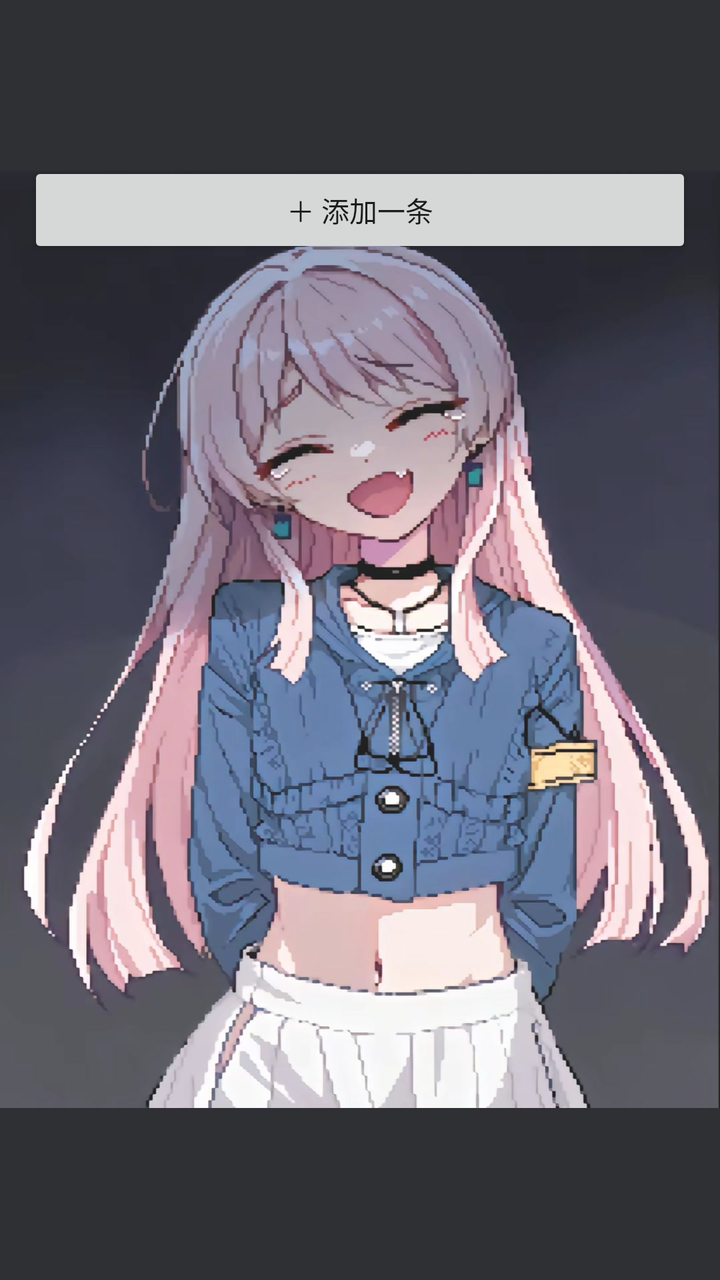
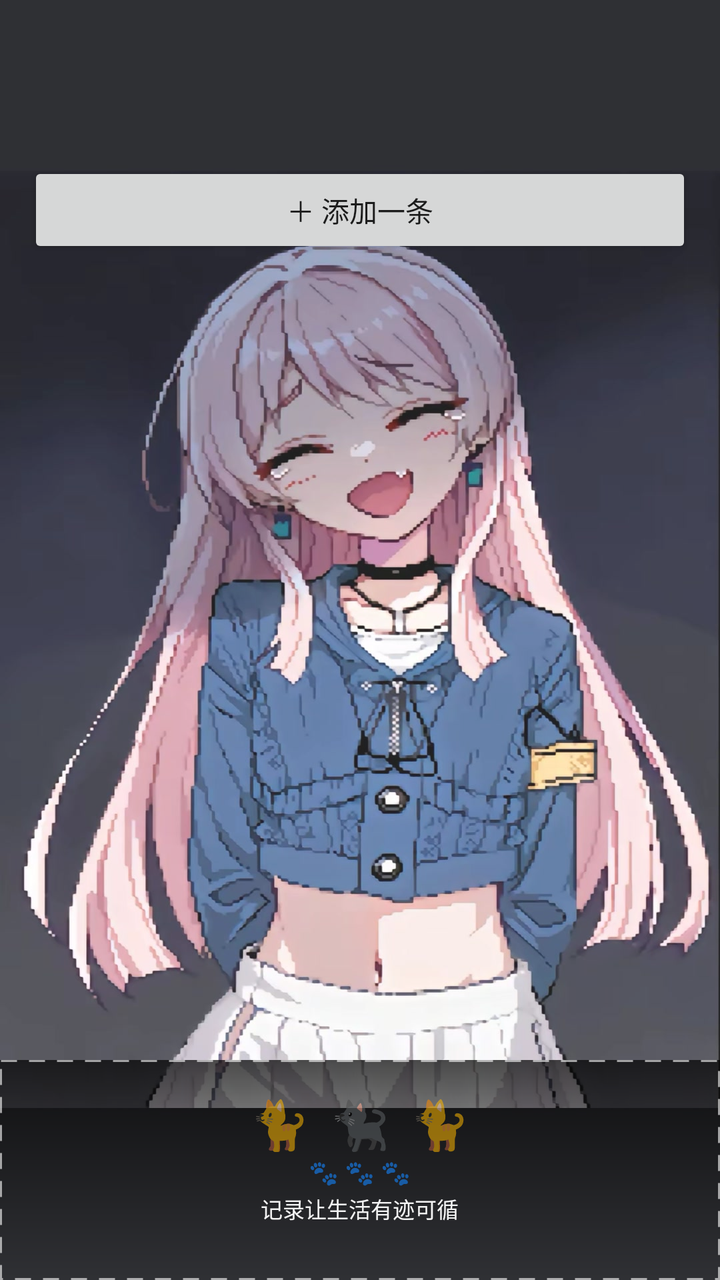

Compare the two renders of this Android layout. The source of the first and the diff that turns it into the second are given below.
<!-- AndroidManifest.xml: application theme Theme.Notes -->
<!-- res/layout/fragment_list.xml -->
<?xml version="1.0" encoding="utf-8"?>
<FrameLayout xmlns:android="http://schemas.android.com/apk/res/android"
    android:layout_width="match_parent"
    android:layout_height="match_parent">

    
    <ImageView
        android:layout_width="match_parent"
        android:layout_height="match_parent"
        android:scaleType="centerCrop"
        android:src="@drawable/bg_anime" />

    <ScrollView
        android:layout_width="match_parent"
        android:layout_height="match_parent"
        android:background="@color/scrim"
        android:clipToPadding="false"
        android:paddingTop="22dp"
        android:paddingBottom="0dp">

        <LinearLayout
            android:layout_width="match_parent"
            android:layout_height="wrap_content"
            android:orientation="vertical"
            android:padding="14dp">

            <TextView
                android:id="@+id/tvTitle"
                android:layout_width="match_parent"
                android:layout_height="wrap_content"
                android:layout_marginBottom="10dp"
                android:textColor="@color/ink"
                android:textSize="20sp"
                android:textStyle="bold" />

            <LinearLayout
                android:id="@+id/listNotes"
                android:layout_width="match_parent"
                android:layout_height="wrap_content"
                android:orientation="vertical" />

            <Button
                android:id="@+id/btnAdd"
                android:layout_width="match_parent"
                android:layout_height="wrap_content"
                android:layout_marginTop="8dp"
                android:text="＋ 添加一条"
                android:textAllCaps="false" />
        </LinearLayout>
    </ScrollView>
</FrameLayout>
<!-- resources referenced by this layout -->
<resources>
  <color name="ink">#212121</color>
  <color name="scrim">#1FFFFFFF</color>
  <!-- drawable bg_anime: jpg bitmap (drawable-nodpi, 184699 bytes) -->
  <style name="Theme.Notes" parent="Theme.MaterialComponents.DayNight.NoActionBar">
          <item name="colorPrimary">@color/brand</item>
          <item name="colorPrimaryDark">@color/brand_dark</item>
          <item name="colorAccent">@color/brand</item>
          
          <item name="android:statusBarColor">@android:color/transparent</item>
          <item name="android:windowLightStatusBar">false</item>
          <item name="android:windowBackground">@color/bg</item>
      </style>
  <color name="brand">#00897B</color>
  <color name="brand_dark">#00695C</color>
  <color name="bg">#F2F3F5</color>
</resources>

<!-- the commit's change to res/layout/fragment_list.xml (unified diff, before → after) -->
@@ -22,7 +22,8 @@
             android:layout_width="match_parent"
             android:layout_height="wrap_content"
             android:orientation="vertical"
-            android:padding="14dp">
+            android:padding="14dp"
+            android:paddingBottom="120dp">
 
             <TextView
                 android:id="@+id/tvTitle"
@@ -48,4 +49,56 @@
                 android:textAllCaps="false" />
         </LinearLayout>
     </ScrollView>
+
+    
+    <LinearLayout
+        android:layout_width="match_parent"
+        android:layout_height="110dp"
+        android:layout_gravity="bottom"
+        android:background="@drawable/footer_deco"
+        android:gravity="center"
+        android:orientation="vertical"
+        android:paddingBottom="12dp">
+
+        <LinearLayout
+            android:layout_width="wrap_content"
+            android:layout_height="wrap_content"
+            android:gravity="center"
+            android:orientation="horizontal">
+
+            <TextView
+                android:layout_width="wrap_content"
+                android:layout_height="wrap_content"
+                android:text="🐈"
+                android:textSize="24sp" />
+
+            <TextView
+                android:layout_width="wrap_content"
+                android:layout_height="wrap_content"
+                android:layout_marginHorizontal="10dp"
+                android:text="🐈‍⬛"
+                android:textSize="24sp" />
+
+            <TextView
+                android:layout_width="wrap_content"
+                android:layout_height="wrap_content"
+                android:text="🐈"
+                android:textSize="24sp" />
+        </LinearLayout>
+
+        <TextView
+            android:layout_width="wrap_content"
+            android:layout_height="wrap_content"
+            android:text="🐾 🐾 🐾"
+            android:textColor="#CCFFFFFF"
+            android:textSize="12sp" />
+
+        <TextView
+            android:layout_width="wrap_content"
+            android:layout_height="wrap_content"
+            android:layout_marginTop="2dp"
+            android:text="记录让生活有迹可循"
+            android:textColor="#F2FFFFFF"
+            android:textSize="11sp" />
+    </LinearLayout>
 </FrameLayout>
<!-- resource entries referenced after the edit -->
@@ -3,6 +3,30 @@
   <color name="ink">#212121</color>
   <color name="scrim">#1FFFFFFF</color>
   <!-- drawable bg_anime: jpg bitmap (drawable-nodpi, 184699 bytes) -->
+  <!-- drawable footer_deco (drawable) -->
+  <?xml version="1.0" encoding="utf-8"?>
+  <layer-list xmlns:android="http://schemas.android.com/apk/res/android">
+      
+      <item>
+          <shape android:shape="rectangle">
+              <gradient
+                  android:angle="90"
+                  android:startColor="#00000000"
+                  android:endColor="#B3000000" />
+          </shape>
+      </item>
+      
+      <item android:gravity="top">
+          <shape android:shape="rectangle">
+              <stroke
+                  android:width="1dp"
+                  android:color="#99FFFFFF"
+                  android:dashWidth="8dp"
+                  android:dashGap="6dp" />
+              <solid android:color="#00000000" />
+          </shape>
+      </item>
+  </layer-list>
   <style name="Theme.Notes" parent="Theme.MaterialComponents.DayNight.NoActionBar">
           <item name="colorPrimary">@color/brand</item>
           <item name="colorPrimaryDark">@color/brand_dark</item>
